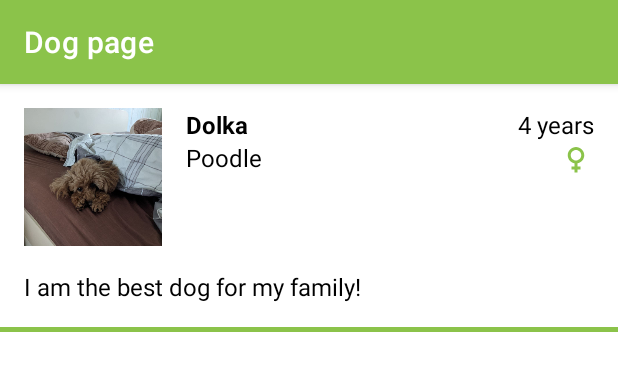
After one commit to e-kleban/Dog-Dairy, an Android app: the layout item_dog_page_header.xml on its own in the app's theme, with its tools: preview values and no code run, on a phone screen of 412 x 824 dp. The commit adds this screen. Shown: the top 371 px of the screen. Run offline under Robolectric (Android 15) with nearby library versions, the phone set to English and light mode, and no system bars.

Commit message:
create adapter fot two types view

```diff
--- a/app/src/main/res/layout/fragment_dog_page_old.xml
+++ b/app/src/main/res/layout/fragment_dog_page_old.xml
@@ -120,7 +120,7 @@
                 app:layout_constraintTop_toBottomOf="@id/page_dog_description" />
 
             <androidx.recyclerview.widget.RecyclerView
-                android:id="@+id/dog_page_recycler"
+                android:id="@+id/dog_page_recycler_old"
                 android:layout_width="0dp"
                 android:layout_height="0dp"
                 android:layout_marginHorizontal="16dp"
--- /dev/null
+++ b/app/src/main/res/layout/item_dog_page_header.xml
@@ -0,0 +1,117 @@
+<?xml version="1.0" encoding="utf-8"?>
+<androidx.constraintlayout.widget.ConstraintLayout xmlns:android="http://schemas.android.com/apk/res/android"
+    xmlns:app="http://schemas.android.com/apk/res-auto"
+    xmlns:tools="http://schemas.android.com/tools"
+    android:layout_width="match_parent"
+    android:layout_height="wrap_content">
+
+    <com.google.android.material.appbar.AppBarLayout
+        android:id="@+id/appbar_dog_page"
+        android:layout_width="match_parent"
+        android:layout_height="wrap_content"
+        app:layout_constraintEnd_toEndOf="parent"
+        app:layout_constraintStart_toStartOf="parent"
+        app:layout_constraintTop_toTopOf="parent">
+
+        <com.google.android.material.appbar.MaterialToolbar
+            android:id="@+id/topAppBar_dog_page"
+            style="@style/Widget.MaterialComponents.Toolbar.Primary"
+            android:layout_width="match_parent"
+            android:layout_height="?attr/actionBarSize"
+            app:title="Dog page" />
+
+    </com.google.android.material.appbar.AppBarLayout>
+
+
+    <ImageView
+        android:id="@+id/page_dog_image"
+        android:layout_width="92dp"
+        android:layout_height="92dp"
+        android:layout_marginStart="16dp"
+        android:layout_marginTop="16dp"
+        android:scaleType="centerCrop"
+        app:layout_constraintStart_toStartOf="parent"
+        app:layout_constraintTop_toBottomOf="@id/appbar_dog_page"
+        tools:src="@drawable/test_dolka" />
+
+    <TextView
+        android:id="@+id/page_dog_name"
+        android:layout_width="0dp"
+        android:layout_height="wrap_content"
+        android:layout_marginHorizontal="16dp"
+        android:layout_marginTop="16dp"
+        android:textAlignment="textStart"
+        android:textColor="?android:textColorPrimary"
+        android:textSize="16sp"
+        android:textStyle="bold"
+        app:layout_constraintBottom_toTopOf="@id/page_dog_sex"
+        app:layout_constraintEnd_toStartOf="@id/page_dog_age"
+        app:layout_constraintStart_toEndOf="@id/page_dog_image"
+        app:layout_constraintTop_toBottomOf="@id/appbar_dog_page"
+        tools:text="Dolka" />
+
+    <TextView
+        android:id="@+id/page_dog_age"
+        android:layout_width="wrap_content"
+        android:layout_height="wrap_content"
+        android:layout_marginTop="16dp"
+        android:layout_marginEnd="16dp"
+        android:textAlignment="textStart"
+        android:textColor="?android:textColorPrimary"
+        android:textSize="16sp"
+        app:layout_constraintEnd_toEndOf="parent"
+        app:layout_constraintTop_toBottomOf="@id/appbar_dog_page"
+        tools:text="4 years" />
+
+    <ImageView
+        android:id="@+id/page_dog_sex"
+        android:layout_width="0dp"
+        android:layout_height="wrap_content"
+        android:layout_marginEnd="16dp"
+        android:layout_marginBottom="8dp"
+        android:scaleType="fitStart"
+        app:layout_constraintEnd_toEndOf="parent"
+        app:layout_constraintTop_toBottomOf="@id/page_dog_age"
+        tools:src="@drawable/ic_sex_female" />
+
+    <TextView
+        android:id="@+id/page_dog_breed"
+        android:layout_width="0dp"
+        android:layout_height="wrap_content"
+        android:layout_marginHorizontal="16dp"
+        android:layout_marginBottom="8dp"
+        android:textAlignment="textStart"
+        android:textColor="?android:textColorPrimary"
+        android:textSize="16sp"
+        app:layout_constraintEnd_toStartOf="@id/page_dog_sex"
+        app:layout_constraintStart_toEndOf="@id/page_dog_image"
+        app:layout_constraintTop_toBottomOf="@id/page_dog_name"
+        tools:text="Poodle" />
+
+    <TextView
+        android:id="@+id/page_dog_description"
+        android:layout_width="0dp"
+        android:layout_height="wrap_content"
+        android:layout_marginHorizontal="16dp"
+        android:layout_marginTop="16dp"
+        android:textAlignment="textStart"
+        android:textColor="?android:textColorPrimary"
+        android:textSize="16sp"
+        app:layout_constraintBottom_toTopOf="@id/line_dog_page"
+        app:layout_constraintEnd_toEndOf="parent"
+        app:layout_constraintStart_toStartOf="parent"
+        app:layout_constraintTop_toBottomOf="@id/page_dog_image"
+        tools:text="I am the best dog for my family!" />
+
+    <View
+        android:id="@+id/line_dog_page"
+        android:layout_width="0dp"
+        android:layout_height="3dp"
+        android:layout_marginTop="16dp"
+        android:background="@color/green"
+        app:layout_constraintEnd_toEndOf="parent"
+        app:layout_constraintStart_toStartOf="parent"
+        app:layout_constraintTop_toBottomOf="@id/page_dog_description" />
+
+
+</androidx.constraintlayout.widget.ConstraintLayout>
--- a/app/src/main/res/navigation/nav_graph.xml
+++ b/app/src/main/res/navigation/nav_graph.xml
@@ -48,6 +48,6 @@
         android:id="@+id/dogPageFragment"
         android:name="by.kleban.dogdairy.ui.DogPageFragment"
         android:label="DogPageFragment"
-        tools:layout="@layout/fragment_dog_page" />
+        tools:layout="@layout/fragment_dog_page_old" />
 
 </navigation>
```
Also changed, not shown: app/src/main/java/by/kleban/dogdairy/adapter/DogPageAdapter.kt (added, +129 -0 lines), app/src/main/java/by/kleban/dogdairy/ui/DogPageFragment.kt (+90 -1 lines), app/src/main/res/layout/fragment_dog_page.xml (added, +16 -0 lines), app/src/main/res/layout/item_dog_page_post.xml (added, +22 -0 lines).
